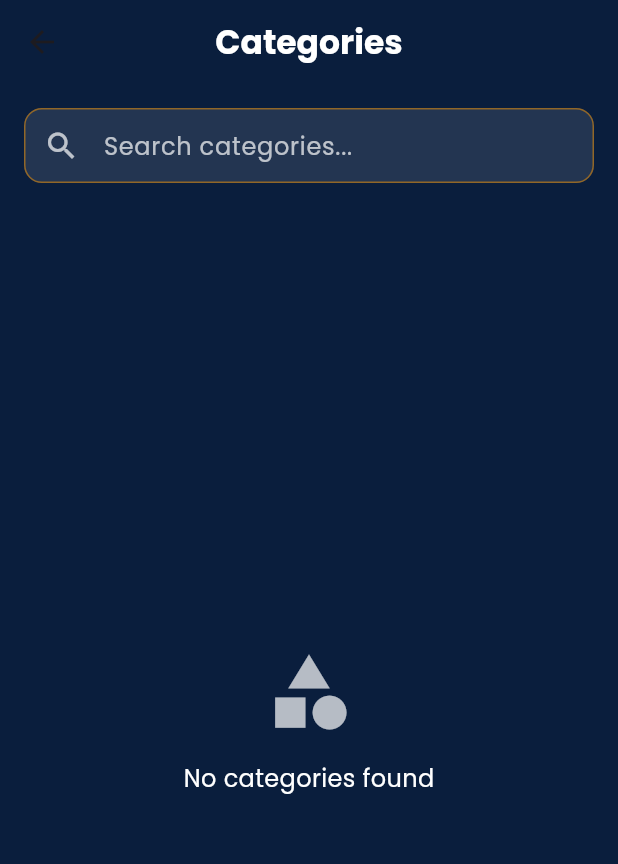
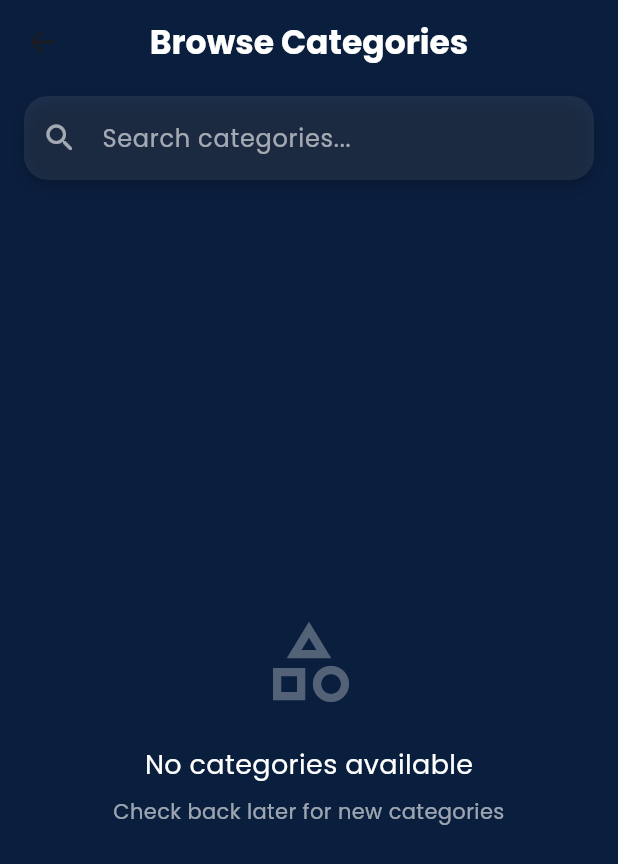
Before and after one commit to tomisin68/blorbmart2, a Flutter app: the CategoriesPage screen opened directly, on a phone screen of 412 x 824 dp. Shown: the top 864 px of the screen. Run offline on Flutter 3.47's test engine with Material 3 defaults, Android fonts, the light colour scheme and no system bars; our stand-ins replace cached_network_image, carousel_slider, cloud_firestore, firebase_auth, firebase_core, firebase_storage and 8 more; accounts and stored records are empty; network calls fail.

Commit message:
Updated category page UI

```diff
--- a/lib/Screens/Categories.dart
+++ b/lib/Screens/Categories.dart
@@ -84,47 +84,85 @@ class _CategoriesPageState extends State<CategoriesPage> {
     return Scaffold(
       backgroundColor: const Color(0xFF0A1E3D),
       appBar: AppBar(
-        backgroundColor: const Color(0xFF0A1E3D),
+        backgroundColor: Colors.transparent,
         elevation: 0,
         title: Text(
-          'Categories',
+          'Browse Categories',
           style: GoogleFonts.poppins(
             color: Colors.white,
             fontWeight: FontWeight.w600,
+            fontSize: 22,
           ),
         ),
         centerTitle: true,
+        flexibleSpace: Container(
+          decoration: BoxDecoration(
+            gradient: LinearGradient(
+              begin: Alignment.topCenter,
+              end: Alignment.bottomCenter,
+              colors: [
+                const Color(0xFF0A1E3D).withOpacity(0.9),
+                const Color(0xFF0A1E3D).withOpacity(0.7),
+              ],
+            ),
+          ),
+        ),
       ),
       body: RefreshIndicator(
         onRefresh: _fetchCategories,
+        color: Colors.orange,
+        backgroundColor: const Color(0xFF1A3A6A),
         child: CustomScrollView(
-          physics: const BouncingScrollPhysics(),
+          physics: const BouncingScrollPhysics(
+            parent: AlwaysScrollableScrollPhysics(),
+          ),
           slivers: [
             SliverPadding(
-              padding: const EdgeInsets.all(16),
+              padding: const EdgeInsets.fromLTRB(16, 8, 16, 16),
               sliver: SliverToBoxAdapter(
                 child: Container(
-                  height: 50,
+                  height: 56,
                   decoration: BoxDecoration(
-                    color: Colors.white.withOpacity(0.1),
-                    borderRadius: BorderRadius.circular(12),
-                    border: Border.all(
-                      color: Colors.orange.withOpacity(0.5),
-                      width: 1,
+                    color: Colors.white.withOpacity(0.08),
+                    borderRadius: BorderRadius.circular(16),
+                    boxShadow: [
+                      BoxShadow(
+                        color: Colors.black.withOpacity(0.2),
+                        blurRadius: 8,
+                        offset: const Offset(0, 4),
                       ),
+                    ],
                   ),
                   child: TextField(
                     controller: _searchController,
-                    style: GoogleFonts.poppins(color: Colors.white),
+                    style: GoogleFonts.poppins(
+                      color: Colors.white,
+                      fontSize: 16,
+                    ),
                     decoration: InputDecoration(
                       hintText: 'Search categories...',
-                      hintStyle: GoogleFonts.poppins(color: Colors.white70),
+                      hintStyle: GoogleFonts.poppins(
+                        color: Colors.white.withOpacity(0.6),
+                      ),
                       border: InputBorder.none,
-                      prefixIcon: const Icon(
-                        Icons.search,
-                        color: Colors.white70,
+                      prefixIcon: Icon(
+                        Icons.search_rounded,
+                        color: Colors.white.withOpacity(0.6),
+                        size: 24,
                       ),
-                      contentPadding: const EdgeInsets.symmetric(vertical: 12),
+                      suffixIcon:
+                          _searchQuery.isNotEmpty
+                              ? IconButton(
+                                icon: Icon(
+                                  Icons.clear_rounded,
+                                  color: Colors.white.withOpacity(0.6),
+                                ),
+                                onPressed: () {
+                                  _searchController.clear();
+                                },
+                              )
+                              : null,
+                      contentPadding: const EdgeInsets.symmetric(vertical: 16),
                     ),
                   ),
                 ),
@@ -132,12 +170,12 @@ class _CategoriesPageState extends State<CategoriesPage> {
             ),
             if (_isLoading)
               SliverPadding(
-                padding: const EdgeInsets.all(16),
+                padding: const EdgeInsets.symmetric(horizontal: 16),
                 sliver: SliverGrid(
                   gridDelegate: SliverQuiltedGridDelegate(
                     crossAxisCount: 2,
-                    mainAxisSpacing: 12,
-                    crossAxisSpacing: 12,
+                    mainAxisSpacing: 16,
+                    crossAxisSpacing: 16,
                     repeatPattern: QuiltedGridRepeatPattern.same,
                     pattern: [const QuiltedGridTile(1, 1)],
                   ),
@@ -150,35 +188,65 @@ class _CategoriesPageState extends State<CategoriesPage> {
             else if (_filteredCategories.isEmpty)
               SliverFillRemaining(
                 child: Center(
+                  child: Padding(
+                    padding: const EdgeInsets.all(32),
                     child: Column(
                       mainAxisAlignment: MainAxisAlignment.center,
                       children: [
-                      const Icon(
-                        Icons.category,
-                        size: 60,
-                        color: Colors.white70,
+                        Icon(
+                          Icons.category_outlined,
+                          size: 64,
+                          color: Colors.white.withOpacity(0.3),
                         ),
-                      const SizedBox(height: 16),
+                        const SizedBox(height: 24),
                         Text(
                           _searchQuery.isEmpty
-                            ? 'No categories found'
-                            : 'No results for "$_searchQuery"',
+                              ? 'No categories available'
+                              : 'No matches found',
                           style: GoogleFonts.poppins(
                             color: Colors.white,
-                          fontSize: 16,
+                            fontSize: 18,
+                            fontWeight: FontWeight.w500,
                           ),
                         ),
-                      if (_searchQuery.isNotEmpty)
-                        TextButton(
+                        const SizedBox(height: 8),
+                        Text(
+                          _searchQuery.isEmpty
+                              ? 'Check back later for new categories'
+                              : 'Try a different search term',
+                          style: GoogleFonts.poppins(
+                            color: Colors.white.withOpacity(0.6),
+                            fontSize: 14,
+                          ),
+                          textAlign: TextAlign.center,
+                        ),
+                        if (_searchQuery.isNotEmpty) ...[
+                          const SizedBox(height: 16),
+                          ElevatedButton(
                             onPressed: () {
                               _searchController.clear();
                             },
+                            style: ElevatedButton.styleFrom(
+                              backgroundColor: Colors.orange.withOpacity(0.2),
+                              foregroundColor: Colors.orange,
+                              shape: RoundedRectangleBorder(
+                                borderRadius: BorderRadius.circular(12),
+                              ),
+                              padding: const EdgeInsets.symmetric(
+                                horizontal: 24,
+                                vertical: 12,
+                              ),
+                            ),
                             child: Text(
                               'Clear search',
-                            style: GoogleFonts.poppins(color: Colors.orange),
+                              style: GoogleFonts.poppins(
+                                fontWeight: FontWeight.w500,
+                              ),
                             ),
                           ),
                         ],
+                      ],
+                    ),
                   ),
                 ),
               )
@@ -188,8 +256,8 @@ class _CategoriesPageState extends State<CategoriesPage> {
                 sliver: SliverGrid(
                   gridDelegate: SliverQuiltedGridDelegate(
                     crossAxisCount: 2,
-                    mainAxisSpacing: 12,
-                    crossAxisSpacing: 12,
+                    mainAxisSpacing: 16,
+                    crossAxisSpacing: 16,
                     repeatPattern: QuiltedGridRepeatPattern.same,
                     pattern: [const QuiltedGridTile(1, 1)],
                   ),
@@ -206,11 +274,9 @@ class _CategoriesPageState extends State<CategoriesPage> {
   }
 
   Widget _buildCategoryCard(Map<String, dynamic> category) {
-    return Card(
-      color: const Color(0xFF1A3A6A),
-      shape: RoundedRectangleBorder(borderRadius: BorderRadius.circular(12)),
-      child: InkWell(
-        borderRadius: BorderRadius.circular(12),
+    return MouseRegion(
+      cursor: SystemMouseCursors.click,
+      child: GestureDetector(
         onTap: () {
           Navigator.push(
             context,
@@ -223,15 +289,23 @@ class _CategoriesPageState extends State<CategoriesPage> {
             ),
           );
         },
-        child: Column(
-          crossAxisAlignment: CrossAxisAlignment.stretch,
+        child: Container(
+          decoration: BoxDecoration(
+            borderRadius: BorderRadius.circular(16),
+            boxShadow: [
+              BoxShadow(
+                color: Colors.black.withOpacity(0.2),
+                blurRadius: 12,
+                offset: const Offset(0, 4),
+              ),
+            ],
+          ),
+          child: ClipRRect(
+            borderRadius: BorderRadius.circular(16),
+            child: Stack(
               children: [
-            ClipRRect(
-              borderRadius: const BorderRadius.vertical(
-                top: Radius.circular(12),
-              ),
-              child: AspectRatio(
-                aspectRatio: 1,
+                // Background image with gradient overlay
+                Positioned.fill(
                   child:
                       category['imageUrl'] != null &&
                               category['imageUrl'].isNotEmpty
@@ -239,46 +313,63 @@ class _CategoriesPageState extends State<CategoriesPage> {
                             imageUrl: category['imageUrl'],
                             fit: BoxFit.cover,
                             placeholder:
-                              (context, url) => Container(
-                                color: Colors.white.withOpacity(0.1),
-                              ),
+                                (context, url) =>
+                                    Container(color: const Color(0xFF1A3A6A)),
                             errorWidget:
                                 (context, url, error) => Container(
-                                color: Colors.white.withOpacity(0.1),
-                                child: const Center(
+                                  color: const Color(0xFF1A3A6A),
+                                  child: Center(
                                     child: Icon(
                                       Icons.category,
-                                    color: Colors.white,
-                                    size: 40,
+                                      color: Colors.white.withOpacity(0.2),
+                                      size: 48,
                                     ),
                                   ),
                                 ),
                           )
                           : Container(
-                          color: Colors.white.withOpacity(0.1),
-                          child: const Center(
+                            color: const Color(0xFF1A3A6A),
+                            child: Center(
                               child: Icon(
                                 Icons.category,
-                              color: Colors.white,
-                              size: 40,
+                                color: Colors.white.withOpacity(0.2),
+                                size: 48,
                               ),
                             ),
                           ),
                 ),
+                // Gradient overlay
+                Positioned.fill(
+                  child: DecoratedBox(
+                    decoration: BoxDecoration(
+                      gradient: LinearGradient(
+                        begin: Alignment.topCenter,
+                        end: Alignment.bottomCenter,
+                        colors: [
+                          Colors.transparent,
+                          Colors.black.withOpacity(0.7),
+                        ],
+                        stops: [0.5, 1.0],
                       ),
+                    ),
+                  ),
+                ),
+                // Content
                 Padding(
-              padding: const EdgeInsets.all(12),
+                  padding: const EdgeInsets.all(16),
                   child: Column(
                     crossAxisAlignment: CrossAxisAlignment.start,
+                    mainAxisAlignment: MainAxisAlignment.end,
                     children: [
                       Text(
                         category['name'],
                         style: GoogleFonts.poppins(
                           color: Colors.white,
                           fontWeight: FontWeight.w600,
-                      fontSize: 16,
+                          fontSize: 18,
+                          height: 1.2,
                         ),
-                    maxLines: 1,
+                        maxLines: 2,
                         overflow: TextOverflow.ellipsis,
                       ),
                       if (category['description'] != null &&
@@ -288,65 +379,100 @@ class _CategoriesPageState extends State<CategoriesPage> {
                           child: Text(
                             category['description'],
                             style: GoogleFonts.poppins(
-                          color: Colors.white70,
+                              color: Colors.white.withOpacity(0.8),
                               fontSize: 12,
+                              height: 1.4,
                             ),
                             maxLines: 2,
                             overflow: TextOverflow.ellipsis,
                           ),
                         ),
+                      const SizedBox(height: 8),
+                      Container(height: 2, width: 24, color: Colors.orange),
                     ],
                   ),
                 ),
+                // Hover effect
+                Positioned.fill(
+                  child: AnimatedContainer(
+                    duration: const Duration(milliseconds: 200),
+                    decoration: BoxDecoration(
+                      color: Colors.white.withOpacity(0),
+                      borderRadius: BorderRadius.circular(16),
+                    ),
+                  ),
+                ),
               ],
+            ),
+          ),
         ),
       ),
     );
   }
 
   Widget _buildShimmerCategory() {
-    return Card(
+    return Container(
+      decoration: BoxDecoration(
+        borderRadius: BorderRadius.circular(16),
         color: const Color(0xFF1A3A6A),
-      shape: RoundedRectangleBorder(borderRadius: BorderRadius.circular(12)),
+      ),
       child: Column(
         crossAxisAlignment: CrossAxisAlignment.stretch,
         children: [
-          ClipRRect(
-            borderRadius: const BorderRadius.vertical(top: Radius.circular(12)),
-            child: AspectRatio(
-              aspectRatio: 1,
+          Expanded(
+            child: ClipRRect(
+              borderRadius: const BorderRadius.vertical(
+                top: Radius.circular(16),
+              ),
               child: Shimmer.fromColors(
-                baseColor: Colors.grey[800]!,
-                highlightColor: Colors.grey[700]!,
-                child: Container(color: Colors.white),
+                baseColor: const Color(0xFF1A3A6A),
+                highlightColor: const Color(0xFF2A4A7A),
+                child: Container(color: Colors.white.withOpacity(0.1)),
               ),
             ),
           ),
           Padding(
-            padding: const EdgeInsets.all(12),
+            padding: const EdgeInsets.all(16),
             child: Column(
               crossAxisAlignment: CrossAxisAlignment.start,
               children: [
                 Shimmer.fromColors(
-                  baseColor: Colors.grey[800]!,
-                  highlightColor: Colors.grey[700]!,
-                  child: Container(height: 16, width: 120, color: Colors.white),
+                  baseColor: const Color(0xFF1A3A6A),
+                  highlightColor: const Color(0xFF2A4A7A),
+                  child: Container(
+                    height: 18,
+                    width: 120,
+                    decoration: BoxDecoration(
+                      color: Colors.white,
+                      borderRadius: BorderRadius.circular(4),
+                    ),
+                  ),
                 ),
                 const SizedBox(height: 8),
                 Shimmer.fromColors(
-                  baseColor: Colors.grey[800]!,
-                  highlightColor: Colors.grey[700]!,
+                  baseColor: const Color(0xFF1A3A6A),
+                  highlightColor: const Color(0xFF2A4A7A),
                   child: Container(
                     height: 12,
                     width: double.infinity,
+                    decoration: BoxDecoration(
                       color: Colors.white,
+                      borderRadius: BorderRadius.circular(4),
+                    ),
                   ),
                 ),
                 const SizedBox(height: 4),
                 Shimmer.fromColors(
-                  baseColor: Colors.grey[800]!,
-                  highlightColor: Colors.grey[700]!,
-                  child: Container(height: 12, width: 80, color: Colors.white),
+                  baseColor: const Color(0xFF1A3A6A),
+                  highlightColor: const Color(0xFF2A4A7A),
+                  child: Container(
+                    height: 12,
+                    width: 80,
+                    decoration: BoxDecoration(
+                      color: Colors.white,
+                      borderRadius: BorderRadius.circular(4),
+                    ),
+                  ),
                 ),
               ],
             ),
```
Lines whose indentation alone changed are shown as unchanged.
